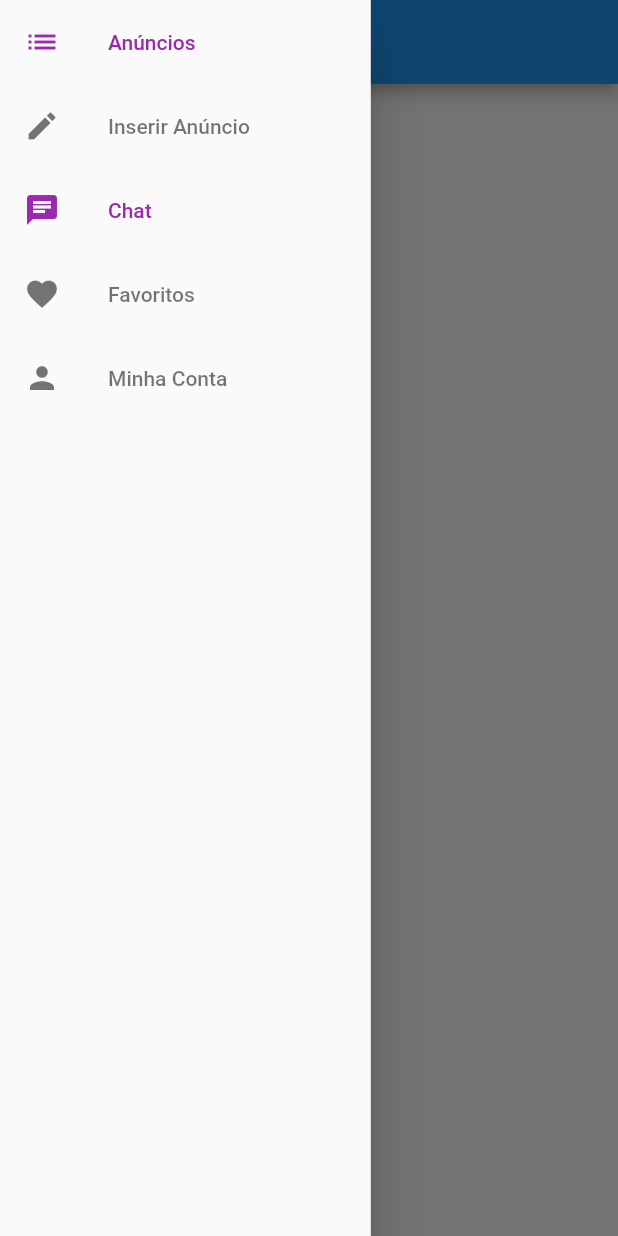
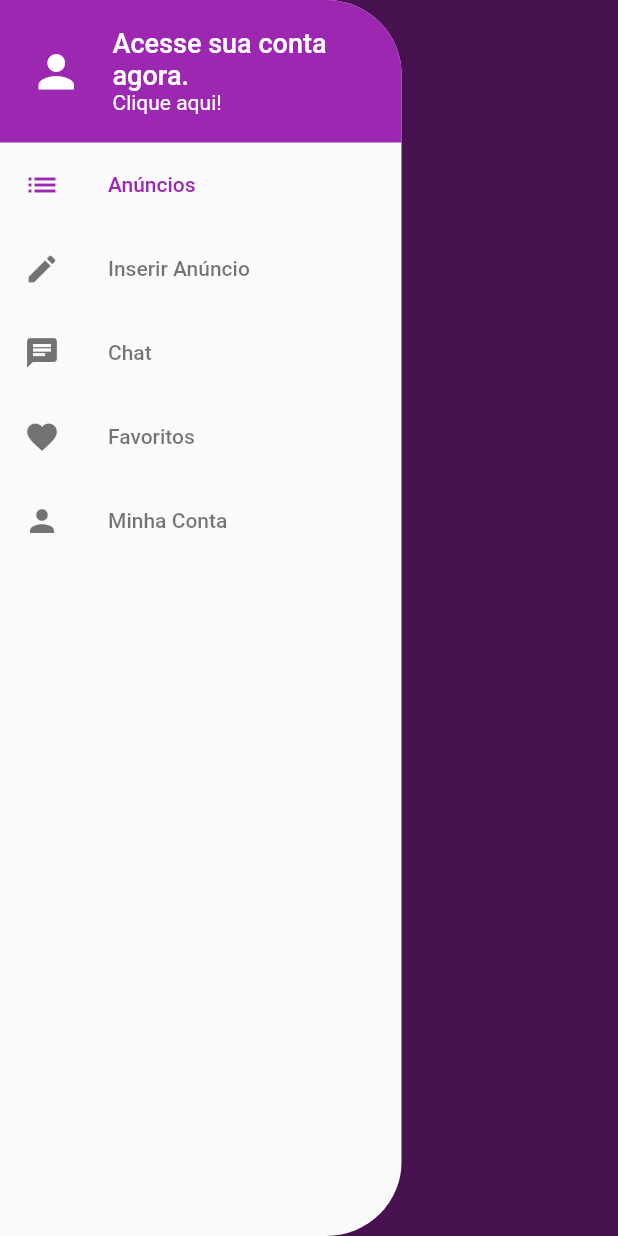
Before and after one commit to wellytonmarcos/olx-clone, a Flutter app: the screen it shows after launch, with the side drawer open, on a phone screen of 412 x 824 dp. Run offline on Flutter 3.47's test engine with Material 2 defaults, Android fonts, the phone set to English and light mode, and no system bars; our stand-ins replace brasil_fields, get_it, mobx, parse_server_sdk; generated files the repository leaves out were written again.

```diff
--- a/lib/components/drawer/CustomDrawer.dart
+++ b/lib/components/drawer/CustomDrawer.dart
@@ -1,17 +1,22 @@
 import 'package:flutter/material.dart';
+import 'package:olx_mobx/components/drawer/PageHeader.dart';
 
 import 'PageSection.dart';
 
 class CustomDrawer extends StatelessWidget {
   @override
   Widget build(BuildContext context) {
-    return SizedBox(
-      width: MediaQuery.of(context).size.width * 0.6,
-      child: Drawer(
-        child: ListView(
-          children: <Widget>[
-            PageSection(),
-          ],
+    return ClipRRect(
+      borderRadius: BorderRadius.horizontal(right: Radius.circular(50)),
+      child: SizedBox(
+        width: MediaQuery.of(context).size.width * 0.65,
+        child: Drawer(
+          child: ListView(
+            children: <Widget>[
+              PageHeader(),
+              PageSection(),
+            ],
+          ),
         ),
       ),
     );
--- /dev/null
+++ b/lib/components/drawer/PageHeader.dart
@@ -0,0 +1,54 @@
+import 'package:flutter/material.dart';
+import 'package:olx_mobx/screens/login/LoginScreen.dart';
+
+class PageHeader extends StatelessWidget {
+  @override
+  Widget build(BuildContext context) {
+    return GestureDetector(
+      onTap: () {
+        Navigator.of(context).pop();
+        Navigator.of(context)
+            .push(MaterialPageRoute(builder: (context) => LoginScreen()));
+      },
+      child: Container(
+        color: Colors.purple,
+        height: 95,
+        padding: const EdgeInsets.symmetric(horizontal: 20),
+        child: Row(
+          children: <Widget>[
+            Icon(
+              Icons.person,
+              color: Colors.white,
+              size: 35,
+            ),
+            const SizedBox(
+              width: 20,
+            ),
+            Expanded(
+              child: Column(
+                crossAxisAlignment: CrossAxisAlignment.start,
+                mainAxisAlignment: MainAxisAlignment.center,
+                children: <Widget>[
+                  Text(
+                    'Acesse sua conta agora.',
+                    style: TextStyle(
+                        color: Colors.white,
+                        fontSize: 18,
+                        fontWeight: FontWeight.w500),
+                  ),
+                  Text(
+                    'Clique aqui!',
+                    style: TextStyle(
+                        color: Colors.white,
+                        fontSize: 14,
+                        fontWeight: FontWeight.w400),
+                  )
+                ],
+              ),
+            ),
+          ],
+        ),
+      ),
+    );
+  }
+}
--- a/lib/components/drawer/PageSection.dart
+++ b/lib/components/drawer/PageSection.dart
@@ -1,8 +1,11 @@
 import 'package:flutter/material.dart';
+import 'package:get_it/get_it.dart';
+import 'package:olx_mobx/stores/PageStore.dart';
 
 import 'PageTite.dart';
 
 class PageSection extends StatelessWidget {
+  final PageStore pageStore = GetIt.I<PageStore>();
   @override
   Widget build(BuildContext context) {
     return Column(
@@ -10,25 +13,38 @@ class PageSection extends StatelessWidget {
         PageTile(
             label: 'Anúncios',
             iconData: Icons.list,
-            onTap: () {},
-            highlight: true),
+            onTap: () {
+              pageStore.setPage(0);
+            },
+            highlight: pageStore.page == 0),
         PageTile(
             label: 'Inserir Anúncio',
             iconData: Icons.edit,
-            onTap: () {},
-            highlight: false),
+            onTap: () {
+              pageStore.setPage(1);
+            },
+            highlight: pageStore.page == 1),
         PageTile(
-            label: 'Chat', iconData: Icons.chat, onTap: () {}, highlight: true),
+            label: 'Chat',
+            iconData: Icons.chat,
+            onTap: () {
+              pageStore.setPage(2);
+            },
+            highlight: pageStore.page == 2),
         PageTile(
             label: 'Favoritos',
             iconData: Icons.favorite,
-            onTap: () {},
-            highlight: false),
+            onTap: () {
+              pageStore.setPage(3);
+            },
+            highlight: pageStore.page == 3),
         PageTile(
             label: 'Minha Conta',
             iconData: Icons.person,
-            onTap: () {},
-            highlight: false),
+            onTap: () {
+              pageStore.setPage(4);
+            },
+            highlight: pageStore.page == 4),
       ],
     );
   }
--- a/lib/main.dart
+++ b/lib/main.dart
@@ -1,4 +1,6 @@
 import 'package:flutter/material.dart';
+import 'package:get_it/get_it.dart';
+import 'package:olx_mobx/stores/PageStore.dart';
 import 'package:parse_server_sdk/parse_server_sdk.dart';
 
 import 'screens/base/BaseScreen.dart';
@@ -6,7 +8,12 @@ import 'screens/base/BaseScreen.dart';
 void main() async {
   WidgetsFlutterBinding.ensureInitialized();
   await inicializeParse();
+  setupLocators();
   runApp(MyApp());
+}
+
+void setupLocators() {
+  GetIt.I.registerSingleton(PageStore());
 }
 
 Future<void> inicializeParse() async {
@@ -29,10 +36,13 @@ class MyApp extends StatelessWidget {
   Widget build(BuildContext context) {
     return MaterialApp(
       title: 'OLX',
+      debugShowCheckedModeBanner: false,
       theme: ThemeData(
-        primarySwatch: Colors.blue,
-        visualDensity: VisualDensity.adaptivePlatformDensity,
-      ),
+          primaryColor: Colors.purple,
+          scaffoldBackgroundColor: Colors.purple,
+          cursorColor: Colors.orange,
+          visualDensity: VisualDensity.adaptivePlatformDensity,
+          appBarTheme: AppBarTheme(elevation: 0)),
       home: BaseScreen(),
     );
   }
--- a/lib/screens/base/BaseScreen.dart
+++ b/lib/screens/base/BaseScreen.dart
@@ -1,8 +1,26 @@
 import 'package:flutter/material.dart';
+import 'package:get_it/get_it.dart';
+import 'package:mobx/mobx.dart';
 import 'package:olx_mobx/screens/home/HomeScreen.dart';
+import 'package:olx_mobx/stores/PageStore.dart';
 
-class BaseScreen extends StatelessWidget {
+class BaseScreen extends StatefulWidget {
+  @override
+  _BaseScreenState createState() => _BaseScreenState();
+}
+
+class _BaseScreenState extends State<BaseScreen> {
   final PageController pageController = PageController();
+
+  final PageStore pageStore = GetIt.I<PageStore>();
+
+  @override
+  void initState() {
+    super.initState();
+
+    reaction((_) => pageStore.page, (page) => pageController.jumpToPage(page));
+  }
+
   @override
   Widget build(BuildContext context) {
     return Scaffold(
--- a/lib/screens/home/HomeScreen.dart
+++ b/lib/screens/home/HomeScreen.dart
@@ -4,9 +4,11 @@ import 'package:olx_mobx/components/drawer/CustomDrawer.dart';
 class HomeScreen extends StatelessWidget {
   @override
   Widget build(BuildContext context) {
-    return Scaffold(
-      drawer: CustomDrawer(),
-      appBar: AppBar(),
+    return SafeArea(
+      child: Scaffold(
+        drawer: CustomDrawer(),
+        appBar: AppBar(),
+      ),
     );
   }
 }
--- a/pubspec.yaml
+++ b/pubspec.yaml
@@ -29,10 +29,16 @@ dependencies:
   # Use with the CupertinoIcons class for iOS style icons.
   cupertino_icons: ^0.1.3
   parse_server_sdk: ^1.0.26
+  mobx: ^1.1.1
+  flutter_mobx: ^1.1.0
+  get_it: ^4.0.4
+  brasil_fields: ^0.4.0
 
 dev_dependencies:
   flutter_test:
     sdk: flutter
+  mobx_codegen: ^1.0.3
+  build_runner: ^1.8.1
 
 # For information on the generic Dart part of this file, see the
 # following page: https://dart.dev/tools/pub/pubspec
```
Also changed, not shown: lib/screens/login/LoginScreen.dart (added, +125 -0 lines), lib/screens/signup/SignUpScreen.dart (added, +158 -0 lines), lib/screens/signup/components/FieldTitle.dart (added, +35 -0 lines), lib/stores/PageStore.dart (added, +12 -0 lines), lib/stores/PageStore.g.dart (added), pubspec.lock.
